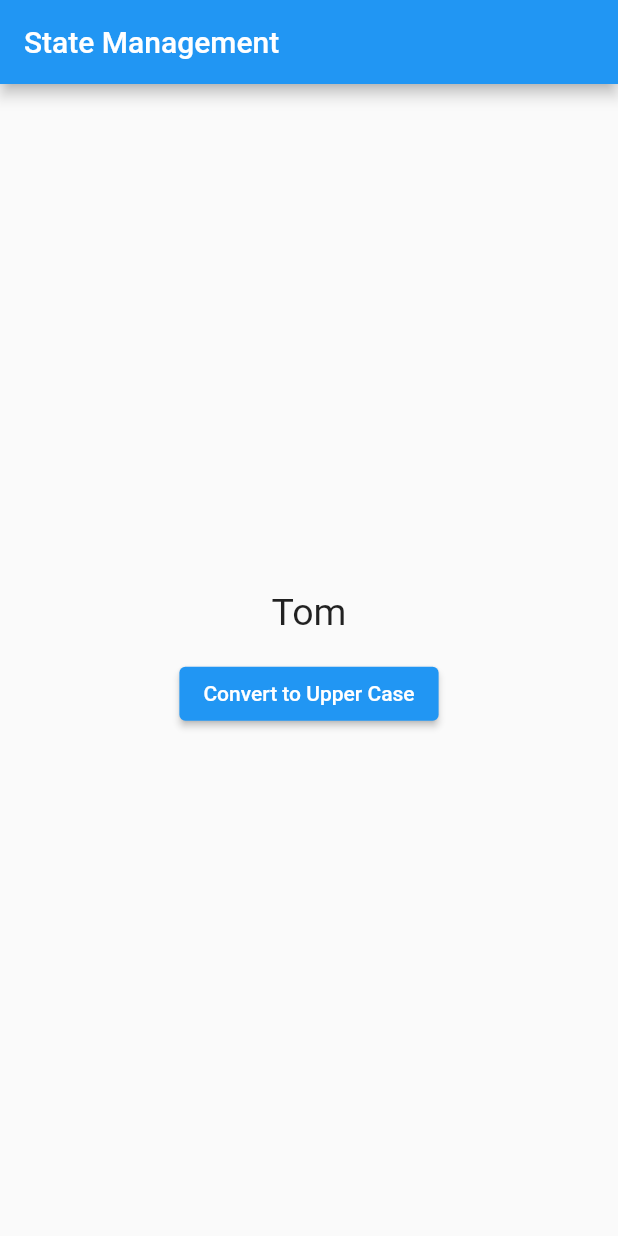
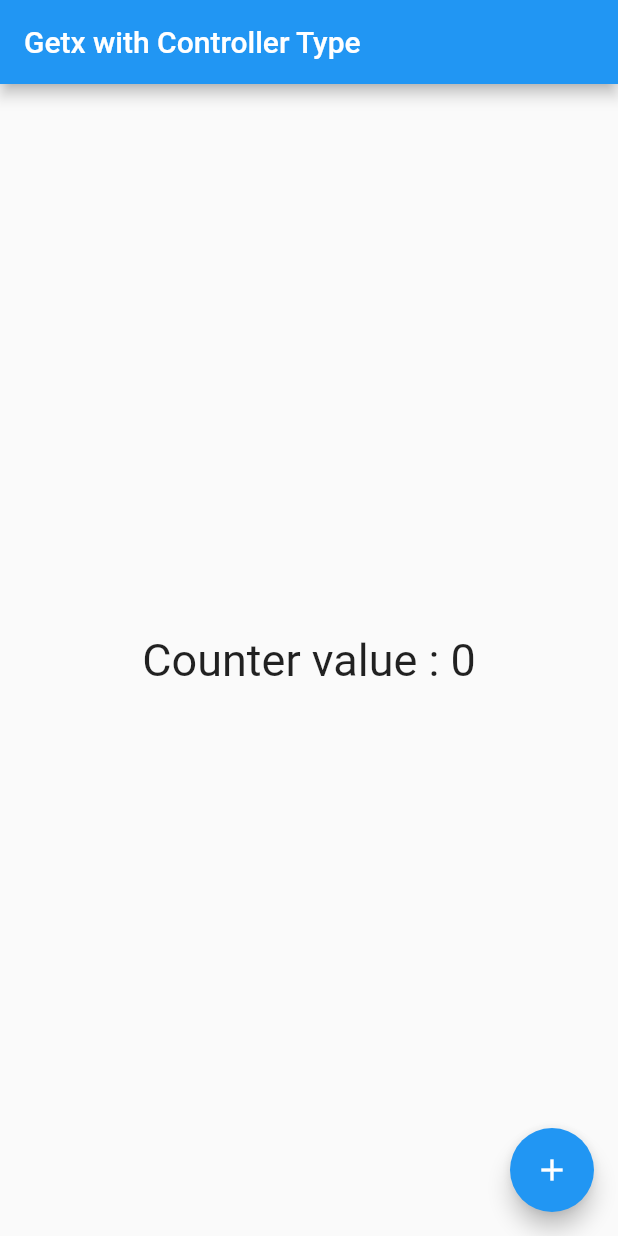
Before and after one commit to rudranshsinghmahra/flutter_getx_course, a Flutter app: the screen it shows after launch, on a phone screen of 412 x 824 dp. Run offline on Flutter 3.47's test engine with Material 2 defaults, Android fonts, the phone set to English and light mode, and no system bars; our stand-ins replace get.

Commit message:
Learned Obs with Custom Class, GetX with type controller

```diff
--- /dev/null
+++ b/lib/controller/controller_one.dart
@@ -0,0 +1,17 @@
+import 'package:flutter_getx_course/student.dart';
+import 'package:get/get.dart';
+
+class ControllerOne extends GetxController{
+  // var student = Student();
+  // void convertToUpperCase(){
+  //   student.name.value = student.name.value.toString().toUpperCase();
+  // }
+
+  var student = Student(name: "Tom",age: 23).obs;
+
+  void convertToUpperCase(){
+   student.update((val) {
+     val?.name = val.name.toString().toUpperCase();
+   });
+  }
+}
--- /dev/null
+++ b/lib/controller/controller_two.dart
@@ -0,0 +1,8 @@
+import 'package:get/get.dart';
+
+class ControllerTwo extends GetxController {
+  var counter = 0.obs;
+  void incrementCounter() {
+    counter++;
+  }
+}
--- a/lib/main.dart
+++ b/lib/main.dart
@@ -1,4 +1,5 @@
 import 'package:flutter/material.dart';
+import 'package:flutter_getx_course/view/custom_screen_four.dart';
 import 'package:flutter_getx_course/view/custom_screen_one.dart';
 import 'package:flutter_getx_course/view/custom_screen_three.dart';
 import 'package:flutter_getx_course/view/custom_screen_two.dart';
@@ -24,7 +25,7 @@ class MyApp extends StatelessWidget {
           page: () => const CustomScreenOne(),
         ),
       ],
-      home: CustomScreenThree(),
+      home: CustomClassFour(),
     );
   }
 }
--- /dev/null
+++ b/lib/view/custom_screen_four.dart
@@ -0,0 +1,42 @@
+import 'package:flutter/material.dart';
+import 'package:flutter_getx_course/controller/controller_two.dart';
+import 'package:get/get.dart';
+
+class CustomClassFour extends StatelessWidget {
+  CustomClassFour({Key? key}) : super(key: key);
+
+  //if init is not declare in GetX then we need to globally declare our controller as
+  ControllerTwo controllerTwo = Get.put(ControllerTwo());
+  @override
+  Widget build(BuildContext context) {
+    return Scaffold(
+      appBar: AppBar(
+        title: Text("Getx with Controller Type"),
+      ),
+      body: Center(child: GetX<ControllerTwo>(
+        // init: ControllerTwo(),
+        builder: (controller) {
+          return Column(
+            mainAxisAlignment: MainAxisAlignment.center,
+            children: [
+              Text(
+                "Counter value : ${controllerTwo.counter.value}",
+                style: TextStyle(fontSize: 30),
+              )
+            ],
+          );
+        },
+      )),
+      floatingActionButton: FloatingActionButton(
+        onPressed: () {
+          //It is used when init is declared
+          // Get.find<ControllerTwo>().incrementCounter();
+
+          //It is used when init is not declared
+          controllerTwo.incrementCounter();
+        },
+        child: Icon(Icons.add),
+      ),
+    );
+  }
+}
--- a/lib/view/custom_screen_three.dart
+++ b/lib/view/custom_screen_three.dart
@@ -1,11 +1,13 @@
 import 'package:flutter/material.dart';
+import 'package:flutter_getx_course/controller/controller_one.dart';
 import 'package:flutter_getx_course/student.dart';
 import 'package:get/get.dart';
 
 class CustomScreenThree extends StatelessWidget {
   CustomScreenThree({Key? key}) : super(key: key);
   // Student student = Student();
-  final student = Student(name: "Tom", age: 25).obs;
+  ControllerOne controller = Get.put(ControllerOne());
+  // final student = Student(name: "Tom", age: 25).obs;
   @override
   Widget build(BuildContext context) {
     return Scaffold(
@@ -19,7 +21,8 @@ class CustomScreenThree extends StatelessWidget {
           children: [
             Obx(
               () => Text(
-                student.value.name,
+                "Name is ${controller.student.value.name}",
+                // student.value.name,
                 style: const TextStyle(
                   fontSize: 25,
                 ),
@@ -34,9 +37,11 @@ class CustomScreenThree extends StatelessWidget {
                 // student.name.value = student.name.value.toUpperCase();
 
                 //If whole class is observable
-                student.update((val) {
-                  val?.name = val.name.toString().toUpperCase();
-                });
+                // student.update((val) {
+                //   val?.name = val.name.toString().toUpperCase();
+                // });
+                // controller.convertToUpperCase();
+                controller.convertToUpperCase();
               },
               child: const Text(
                 "Convert to Upper Case",
```
